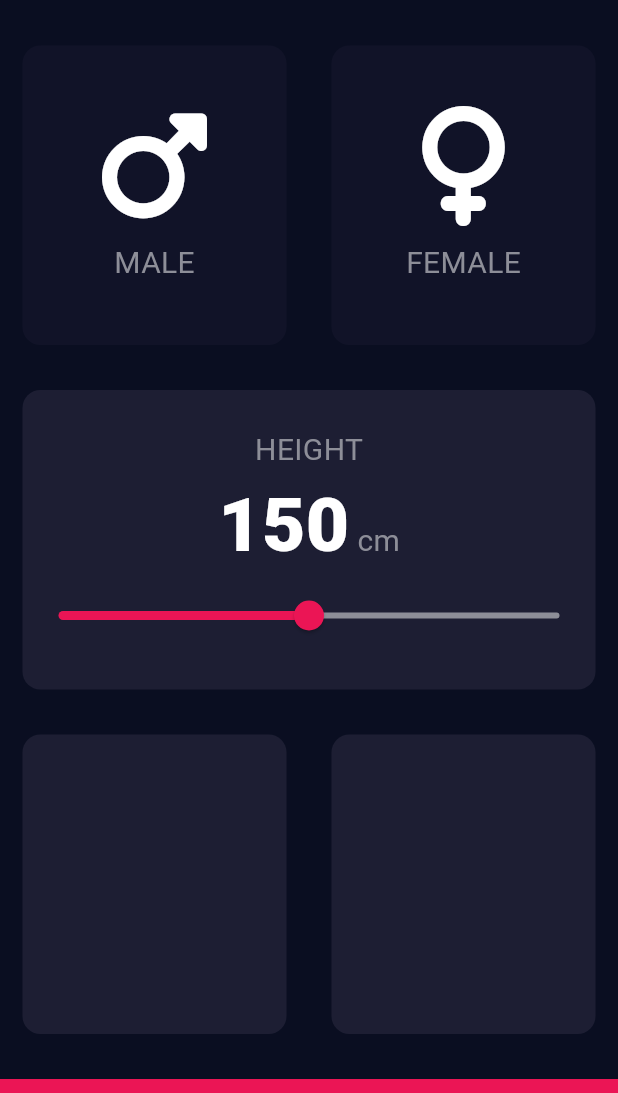
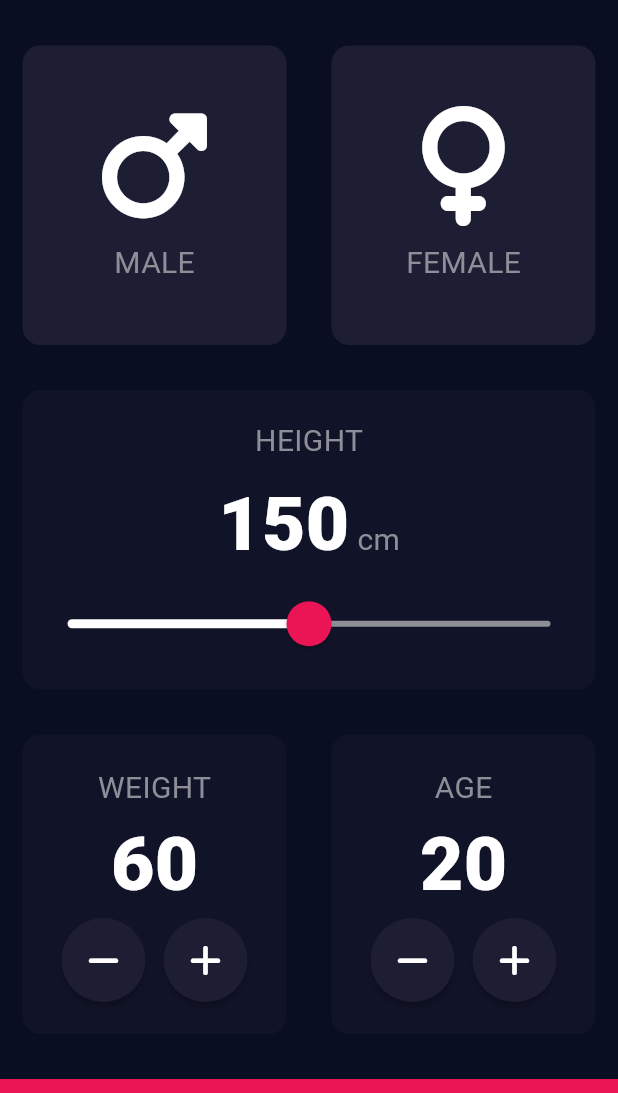
Before and after one commit to Riz-7595/bmi-calculator-flutter, a Flutter app: the screen it shows after launch, on a phone screen of 412 x 824 dp, the part 61-1154 px from its top. Run offline on Flutter 3.47's test engine with Material 3 defaults, Android fonts, the phone set to English and light mode, and no system bars; our stand-ins replace font_awesome_flutter.

Commit message:
update input page

```diff
--- a/lib/constants.dart
+++ b/lib/constants.dart
@@ -1,8 +1,8 @@
 import 'package:flutter/material.dart';
 
 const kSecondaryColor = Color(0xFFEB1555);
-const kActiveCardColor = Color(0xFF1D1E33);
-const kInactiveCardColor = Color(0xFF111328);
+const kInactiveCardColor = Color(0xFF1D1E33);
+const kActiveCardColor = Color(0xFF111328);
 
 const kLabelTextStyle = TextStyle(
   fontSize: 20,
--- a/lib/custom_widgets.dart
+++ b/lib/custom_widgets.dart
@@ -49,3 +49,21 @@ class GenderCard extends StatelessWidget {
     );
   }
 }
+
+class RoundIconButton extends StatelessWidget {
+  RoundIconButton({super.key, required this.onTap, this.icon});
+
+  final Function onTap;
+  final IconData? icon;
+
+  @override
+  Widget build(BuildContext context) {
+    return RawMaterialButton(
+      onPressed: onTap as void Function()?,
+      child: Icon(icon),
+      constraints: BoxConstraints.tightFor(width: 56, height: 56),
+      shape: CircleBorder(),
+      fillColor: kInactiveCardColor,
+    );
+  }
+}
--- a/lib/input_page.dart
+++ b/lib/input_page.dart
@@ -14,7 +14,9 @@ class InputPage extends StatefulWidget {
 
 class _InputPageState extends State<InputPage> {
   Gender? gender;
-  int? height = 150;
+  num height = 150;
+  num weight = 60;
+  num age = 20;
 
   @override
   Widget build(BuildContext context) {
@@ -57,7 +59,8 @@ class _InputPageState extends State<InputPage> {
                     ),
                     color: gender == Gender.female
                         ? kActiveCardColor
-                          : kInactiveCardColor),
+                        : kInactiveCardColor,
+                  ),
                 ),
               ],
             ),
@@ -68,7 +71,12 @@ class _InputPageState extends State<InputPage> {
               child: Column(
                 mainAxisAlignment: MainAxisAlignment.center,
                 children: [
-                  Text('HEIGHT', style: kLabelTextStyle),
+                  Text(
+                    'HEIGHT',
+                    style: kLabelTextStyle.copyWith(
+                      height: 2,
+                    ),
+                  ),
                   Row(
                     mainAxisAlignment: MainAxisAlignment.center,
                     crossAxisAlignment: CrossAxisAlignment.baseline,
@@ -79,11 +87,10 @@ class _InputPageState extends State<InputPage> {
                     ],
                   ),
                   Slider(
-                      value: height!.toDouble(),
+                      value: height.toDouble(),
                       min: 100,
                       max: 200,
-                      activeColor: kSecondaryColor,
-                      inactiveColor: Color(0xFF8D8E98),
+                      divisions: 100,
                       onChanged: (double value) {
                         setState(() {
                           height = value.round();
@@ -97,10 +104,84 @@ class _InputPageState extends State<InputPage> {
             child: Row(
               children: [
                 Expanded(
-                  child: MyCard(color: kActiveCardColor),
+                  child: MyCard(
+                    color: kActiveCardColor,
+                    child: Column(
+                      mainAxisAlignment: MainAxisAlignment.center,
+                      children: [
+                        Text(
+                          "WEIGHT",
+                          style: kLabelTextStyle,
+                        ),
+                        Text(
+                          weight.toString(),
+                          style: kNumTextStyle,
+                        ),
+                        Row(
+                          mainAxisAlignment: MainAxisAlignment.center,
+                          children: [
+                            RoundIconButton(
+                              onTap: () {
+                                setState(() {
+                                  weight--;
+                                });
+                              },
+                              icon: FontAwesomeIcons.minus,
+                            ),
+                            SizedBox(width: 12),
+                            RoundIconButton(
+                              onTap: () {
+                                setState(() {
+                                  weight++;
+                                });
+                              },
+                              icon: FontAwesomeIcons.plus,
+                            ),
+                          ],
+                        )
+                      ],
+                    ),
+                  ),
                 ),
                 Expanded(
-                  child: MyCard(color: kActiveCardColor),
+                  child: MyCard(
+                    color: kActiveCardColor,
+                    child: Column(
+                      mainAxisAlignment: MainAxisAlignment.center,
+                      children: [
+                        Text(
+                          "AGE",
+                          style: kLabelTextStyle,
+                        ),
+                        Text(
+                          age.toString(),
+                          style: kNumTextStyle,
+                        ),
+                        Row(
+                          mainAxisAlignment: MainAxisAlignment.center,
+                          children: [
+                            RoundIconButton(
+                              onTap: () {
+                                setState(() {
+                                  age--;
+                                });
+                              },
+                              icon: FontAwesomeIcons.minus,
+                            ),
+                            SizedBox(width: 12),
+                            RoundIconButton(
+                              onTap: () {
+                                setState(() {
+                                  age++;
+                                });
+                              },
+                              icon: FontAwesomeIcons.plus,
+                            ),
+                          ],
+                        )
+                      ],
+                    ),
+                  ),
                 ),
               ],
             ),
--- a/lib/main.dart
+++ b/lib/main.dart
@@ -1,3 +1,4 @@
+import 'package:bmi_calculator/constants.dart';
 import 'package:flutter/material.dart';
 import 'input_page.dart';
 
@@ -10,11 +11,19 @@ class BMICalculator extends StatelessWidget {
   Widget build(BuildContext context) {
     return MaterialApp(
       theme: ThemeData.dark().copyWith(
+        scaffoldBackgroundColor: Color(0xFF0A0E21),
         appBarTheme: AppBarTheme(
           color: Color(0xFF0A0E21),
           centerTitle: true,
         ),
-        scaffoldBackgroundColor: Color(0xFF0A0E21),
+        sliderTheme: SliderThemeData(
+          activeTrackColor: Colors.white,
+          inactiveTrackColor: Color(0xFF8D8E98),
+          thumbColor: kSecondaryColor,
+          overlayColor: Color(0x1FEB1555),
+          thumbShape: RoundSliderThumbShape(enabledThumbRadius: 15),
+          overlayShape: RoundSliderOverlayShape(overlayRadius: 30),
+        ),
         textTheme: TextTheme(
           titleLarge: TextStyle(
             fontSize: 20,
```
Lines whose indentation alone changed are shown as unchanged.
